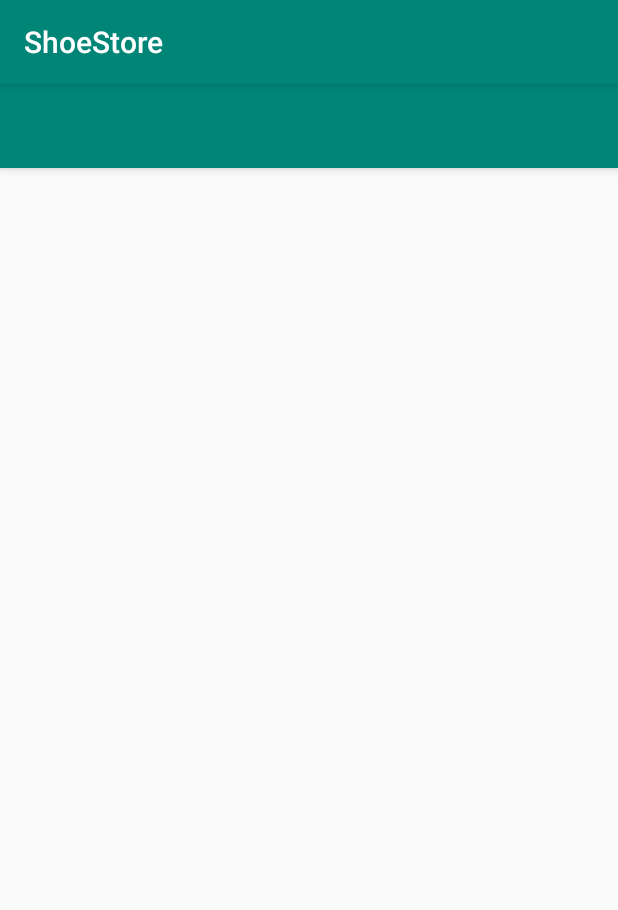
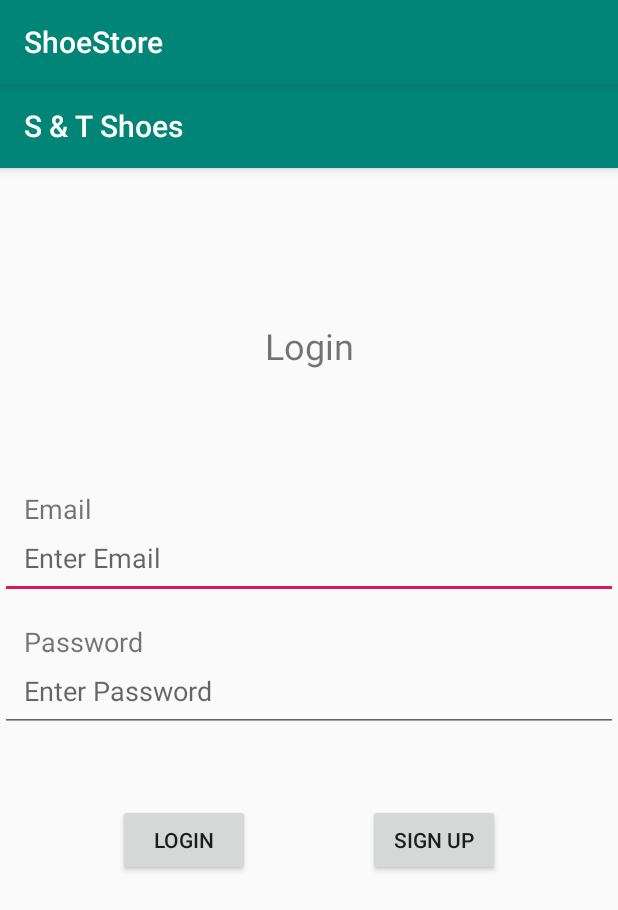
Before and after one commit to Taimoor-N/shoe-store, an Android app: the MainActivity screen opened directly, with no data from a screen before it, on a phone screen of 412 x 824 dp. Shown: the top 910 px of the screen. Run offline under Robolectric (Android 15) with nearby library versions, the light colour scheme and no system bars; our stand-ins replace Timber, data binding, navigation-ui.

Commit message:
tnajam: Add navigation components and click listeners

```diff
--- a/app/src/main/java/com/udacity/shoestore/MainActivity.kt
+++ b/app/src/main/java/com/udacity/shoestore/MainActivity.kt
@@ -2,13 +2,23 @@ package com.udacity.shoestore
 
 import androidx.appcompat.app.AppCompatActivity
 import android.os.Bundle
+import androidx.databinding.DataBindingUtil
+import androidx.navigation.fragment.NavHostFragment
+import androidx.navigation.ui.AppBarConfiguration
+import androidx.navigation.ui.setupWithNavController
+import com.udacity.shoestore.databinding.ActivityMainBinding
 import timber.log.Timber
 
 class MainActivity : AppCompatActivity() {
 
     override fun onCreate(savedInstanceState: Bundle?) {
         super.onCreate(savedInstanceState)
-        setContentView(R.layout.activity_main)
+        val binding = DataBindingUtil.setContentView<ActivityMainBinding>(this, R.layout.activity_main)
         Timber.plant(Timber.DebugTree())
+
+        val navHostFragment = supportFragmentManager.findFragmentById(R.id.nav_host_fragment) as NavHostFragment
+        val navController = navHostFragment.navController
+        val appBarConfiguration = AppBarConfiguration(navController.graph)
+        binding.tbMain.setupWithNavController(navController, appBarConfiguration)
     }
 }
--- a/app/src/main/java/com/udacity/shoestore/fragments/LoginFragment.kt
+++ b/app/src/main/java/com/udacity/shoestore/fragments/LoginFragment.kt
@@ -5,20 +5,29 @@ import androidx.fragment.app.Fragment
 import android.view.LayoutInflater
 import android.view.View
 import android.view.ViewGroup
+import androidx.databinding.DataBindingUtil
+import androidx.navigation.findNavController
 import com.udacity.shoestore.R
+import com.udacity.shoestore.databinding.FragmentLoginBinding
 
 class LoginFragment : Fragment() {
 
-    override fun onCreate(savedInstanceState: Bundle?) {
-        super.onCreate(savedInstanceState)
+    private lateinit var binding: FragmentLoginBinding
+
+    override fun onCreateView(inflater: LayoutInflater, container: ViewGroup?,
+                              savedInstanceState: Bundle?): View {
+        binding = DataBindingUtil.inflate(inflater, R.layout.fragment_login, container, false)
+        setOnClickListeners()
+        return binding.root
     }
 
-    override fun onCreateView(
-        inflater: LayoutInflater, container: ViewGroup?,
-        savedInstanceState: Bundle?
-    ): View? {
-        // Inflate the layout for this fragment
-        return inflater.inflate(R.layout.fragment_login, container, false)
+    private fun setOnClickListeners() {
+        binding.btnLoginLogin.setOnClickListener { view: View ->
+            view.findNavController().navigate(LoginFragmentDirections.actionLoginFragmentToWelcomeFragment())
+        }
+        binding.btnLoginSignUp.setOnClickListener { view: View ->
+            view.findNavController().navigate(LoginFragmentDirections.actionLoginFragmentToWelcomeFragment())
+        }
     }
 
 }
--- a/app/src/main/res/layout/activity_main.xml
+++ b/app/src/main/res/layout/activity_main.xml
@@ -1,25 +1,43 @@
 <?xml version="1.0" encoding="utf-8"?>
+<layout xmlns:android="http://schemas.android.com/apk/res/android"
+    xmlns:app="http://schemas.android.com/apk/res-auto"
+    xmlns:tools="http://schemas.android.com/tools">
+
     <androidx.coordinatorlayout.widget.CoordinatorLayout
-    xmlns:android="http://schemas.android.com/apk/res/android"
-    xmlns:app="http://schemas.android.com/apk/res-auto"
-    xmlns:tools="http://schemas.android.com/tools"
         android:layout_width="match_parent"
         android:layout_height="match_parent"
         tools:context=".MainActivity">
 
         <com.google.android.material.appbar.AppBarLayout
+            android:layout_width="match_parent"
             android:layout_height="wrap_content"
-        android:layout_width="match_parent"
             android:theme="@style/AppTheme.AppBarOverlay">
 
             <androidx.appcompat.widget.Toolbar
-            android:id="@+id/toolbar"
+                android:id="@+id/tb_main"
                 android:layout_width="match_parent"
                 android:layout_height="?attr/actionBarSize"
                 android:background="?attr/colorPrimary"
-            app:popupTheme="@style/AppTheme.PopupOverlay"/>
+                app:popupTheme="@style/AppTheme.PopupOverlay"
+                app:title="@string/title" />
 
         </com.google.android.material.appbar.AppBarLayout>
 
+        <FrameLayout
+            android:layout_width="match_parent"
+            android:layout_height="match_parent"
+            app:layout_behavior="@string/appbar_scrolling_view_behavior">
+
+            <androidx.fragment.app.FragmentContainerView
+                android:id="@+id/nav_host_fragment"
+                android:name="androidx.navigation.fragment.NavHostFragment"
+                android:layout_width="match_parent"
+                android:layout_height="match_parent"
+                app:defaultNavHost="true"
+                app:navGraph="@navigation/navigation" />
+
+        </FrameLayout>
 
     </androidx.coordinatorlayout.widget.CoordinatorLayout>
+
+</layout>
--- a/app/src/main/res/layout/fragment_login.xml
+++ b/app/src/main/res/layout/fragment_login.xml
@@ -1,7 +1,9 @@
 <?xml version="1.0" encoding="utf-8"?>
-<androidx.constraintlayout.widget.ConstraintLayout xmlns:android="http://schemas.android.com/apk/res/android"
+<layout xmlns:android="http://schemas.android.com/apk/res/android"
     xmlns:app="http://schemas.android.com/apk/res-auto"
-    xmlns:tools="http://schemas.android.com/tools"
+    xmlns:tools="http://schemas.android.com/tools">
+
+    <androidx.constraintlayout.widget.ConstraintLayout
         android:layout_width="match_parent"
         android:layout_height="match_parent"
         tools:context=".fragments.LoginFragment">
@@ -99,3 +101,5 @@
             app:layout_constraintTop_toTopOf="@+id/btn_login_login" />
 
     </androidx.constraintlayout.widget.ConstraintLayout>
+
+</layout>
--- /dev/null
+++ b/app/src/main/res/navigation/navigation.xml
@@ -0,0 +1,55 @@
+<?xml version="1.0" encoding="utf-8"?>
+<navigation xmlns:android="http://schemas.android.com/apk/res/android"
+    xmlns:app="http://schemas.android.com/apk/res-auto"
+    xmlns:tools="http://schemas.android.com/tools"
+    android:id="@+id/navigation"
+    app:startDestination="@id/loginFragment">
+
+    <fragment
+        android:id="@+id/loginFragment"
+        android:name="com.udacity.shoestore.fragments.LoginFragment"
+        android:label="@string/title"
+        tools:layout="@layout/fragment_login">
+        <action
+            android:id="@+id/action_loginFragment_to_welcomeFragment"
+            app:destination="@id/welcomeFragment" />
+    </fragment>
+    <fragment
+        android:id="@+id/welcomeFragment"
+        android:name="com.udacity.shoestore.fragments.WelcomeFragment"
+        android:label="@string/title"
+        tools:layout="@layout/fragment_welcome">
+        <action
+            android:id="@+id/action_welcomeFragment_to_instructionsFragment"
+            app:destination="@id/instructionsFragment" />
+    </fragment>
+    <fragment
+        android:id="@+id/instructionsFragment"
+        android:name="com.udacity.shoestore.fragments.InstructionsFragment"
+        android:label="@string/title"
+        tools:layout="@layout/fragment_instructions">
+        <action
+            android:id="@+id/action_instructionsFragment_to_shoeListingFragment"
+            app:destination="@id/shoeListingFragment" />
+    </fragment>
+    <fragment
+        android:id="@+id/shoeListingFragment"
+        android:name="com.udacity.shoestore.fragments.ShoeListingFragment"
+        android:label="@string/title_shoe_listing"
+        tools:layout="@layout/fragment_shoe_listing">
+        <action
+            android:id="@+id/action_shoeListingFragment_to_shoeDetailFragment"
+            app:destination="@id/shoeDetailFragment" />
+    </fragment>
+    <fragment
+        android:id="@+id/shoeDetailFragment"
+        android:name="com.udacity.shoestore.fragments.ShoeDetailFragment"
+        android:label="@string/title_add_shoe"
+        tools:layout="@layout/fragment_shoe_detail" >
+        <action
+            android:id="@+id/action_shoeDetailFragment_to_shoeListingFragment"
+            app:destination="@id/shoeListingFragment"
+            app:popUpTo="@id/instructionsFragment" />
+    </fragment>
+
+</navigation>
--- a/app/src/main/res/values/strings.xml
+++ b/app/src/main/res/values/strings.xml
@@ -29,4 +29,8 @@
     <string name="text_instructions_2"><![CDATA[Once in shoe listing screen, you will be able to see further details (or modify existing details) by clicking the shoe list item. You can also click the add button add a new shoe item to the list.]]></string>
     <string name="text_welcome"><![CDATA[Welcome to S & T Shoes. Here you can explore some of the shoes that we offer, which can be purchased from any of our local store branches. You also have the option to add additional shoes so they can be reflected in our app.]]></string>
     <string name="text_welcome_instructions">Instructions for using this app can be accessed below.</string>
+    <string name="title">S &amp; T Shoes</string>
+    <string name="title_add_shoe">Add Shoe</string>
+    <string name="title_edit_shoe">Edit Shoe</string>
+    <string name="title_shoe_listing">Shoe Listing</string>
 </resources>
```
Also changed, not shown: app/src/main/java/com/udacity/shoestore/fragments/InstructionsFragment.kt (+11 -10 lines), app/src/main/java/com/udacity/shoestore/fragments/ShoeDetailFragment.kt (+17 -8 lines), app/src/main/java/com/udacity/shoestore/fragments/ShoeListingFragment.kt (+11 -10 lines), app/src/main/java/com/udacity/shoestore/fragments/WelcomeFragment.kt (+11 -10 lines), app/src/main/res/layout/fragment_instructions.xml (+6 -2 lines), app/src/main/res/layout/fragment_shoe_detail.xml (+17 -14 lines), app/src/main/res/layout/fragment_shoe_listing.xml (+10 -6 lines), app/src/main/res/layout/fragment_welcome.xml (+6 -2 lines). Lines whose indentation alone changed are shown as unchanged.
